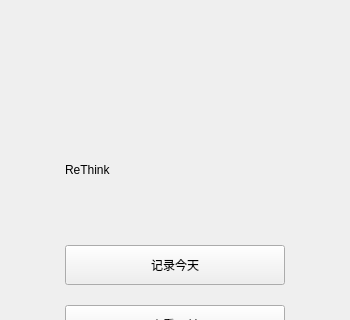
First picture: the form in ReThink/ui/mainwindow.ui, repository Be-youRself/Scripts, before the edit; both pictures show x 0 to 350 and y 135 to 455 of the 350 by 600 pixel window.
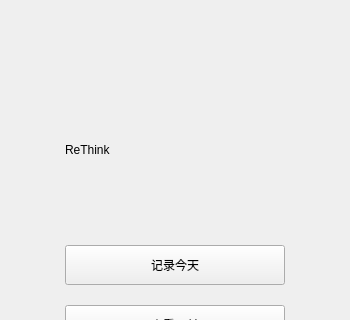
Second picture: the form after the edit.

Patch:
```diff
--- a/ReThink/ui/mainwindow.ui
+++ b/ReThink/ui/mainwindow.ui
@@ -65,14 +65,14 @@
     <property name="geometry">
      <rect>
       <x>65</x>
-      <y>275</y>
+      <y>255</y>
       <width>220</width>
       <height>60</height>
      </rect>
     </property>
     <property name="styleSheet">
      <string notr="true">font: 40pt &quot;华文隶书&quot;;
-background-image: none;</string>
+background: transparent;</string>
     </property>
     <property name="text">
      <string>ReThink</string>
@@ -81,10 +81,10 @@
    <widget class="QLabel" name="Logo">
     <property name="geometry">
      <rect>
-      <x>80</x>
+      <x>70</x>
       <y>40</y>
-      <width>190</width>
-      <height>190</height>
+      <width>230</width>
+      <height>210</height>
      </rect>
     </property>
     <property name="text">
```
